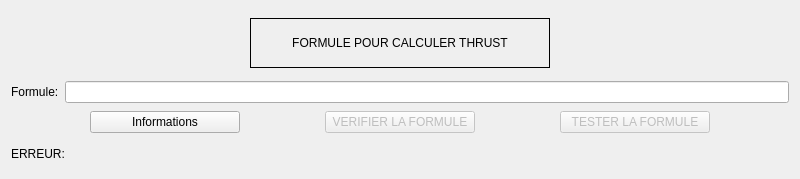
Before: the Qt Designer form view_formule.ui in Ekter/MovingArmProject, drawn with Qt 5.
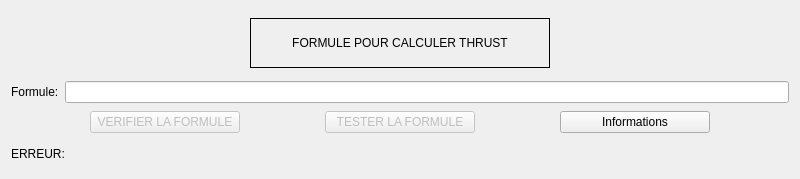
After: the same form once the commit is applied.

Commit message: 2021-11-20 CLASSE 'view_formule': possibilité d'appuyer sur la touche 'Entrée' au lieu de cliquer sur les boutons: AJOUTEE + CLASSE 'view_fly_arm': possibilité d'enregistrer dans un fichier texte les valeurs des variables lors de l'exécution du TIMER: AJOUTEE + fenêtres indépendantes + lors de la fermeture de 'view_fly_arm' fermeture 'view_formule' et 'view_formule_info': AJOUTEE

The edit to the form file:
```diff
--- a/view_formule.ui
+++ b/view_formule.ui
@@ -131,25 +131,6 @@
       <property name="sizeConstraint">
        <enum>QLayout::SetNoConstraint</enum>
       </property>
-      <item>
-       <widget class="QPushButton" name="formule_info_pushButton">
-        <property name="sizePolicy">
-         <sizepolicy hsizetype="Fixed" vsizetype="Fixed">
-          <horstretch>0</horstretch>
-          <verstretch>0</verstretch>
-         </sizepolicy>
-        </property>
-        <property name="maximumSize">
-         <size>
-          <width>150</width>
-          <height>16777215</height>
-         </size>
-        </property>
-        <property name="text">
-         <string>Informations</string>
-        </property>
-       </widget>
-      </item>
       <item>
        <widget class="QPushButton" name="verifier_la_formule_pushButton">
         <property name="enabled">
@@ -200,6 +181,25 @@
         </property>
        </widget>
       </item>
+      <item>
+       <widget class="QPushButton" name="formule_info_pushButton">
+        <property name="sizePolicy">
+         <sizepolicy hsizetype="Fixed" vsizetype="Fixed">
+          <horstretch>0</horstretch>
+          <verstretch>0</verstretch>
+         </sizepolicy>
+        </property>
+        <property name="maximumSize">
+         <size>
+          <width>150</width>
+          <height>16777215</height>
+         </size>
+        </property>
+        <property name="text">
+         <string>Informations</string>
+        </property>
+       </widget>
+      </item>
      </layout>
     </item>
     <item>
```
Left out of the diff: 12 changed lines with no effect on the pictures. The commit also changes 10 other files.
